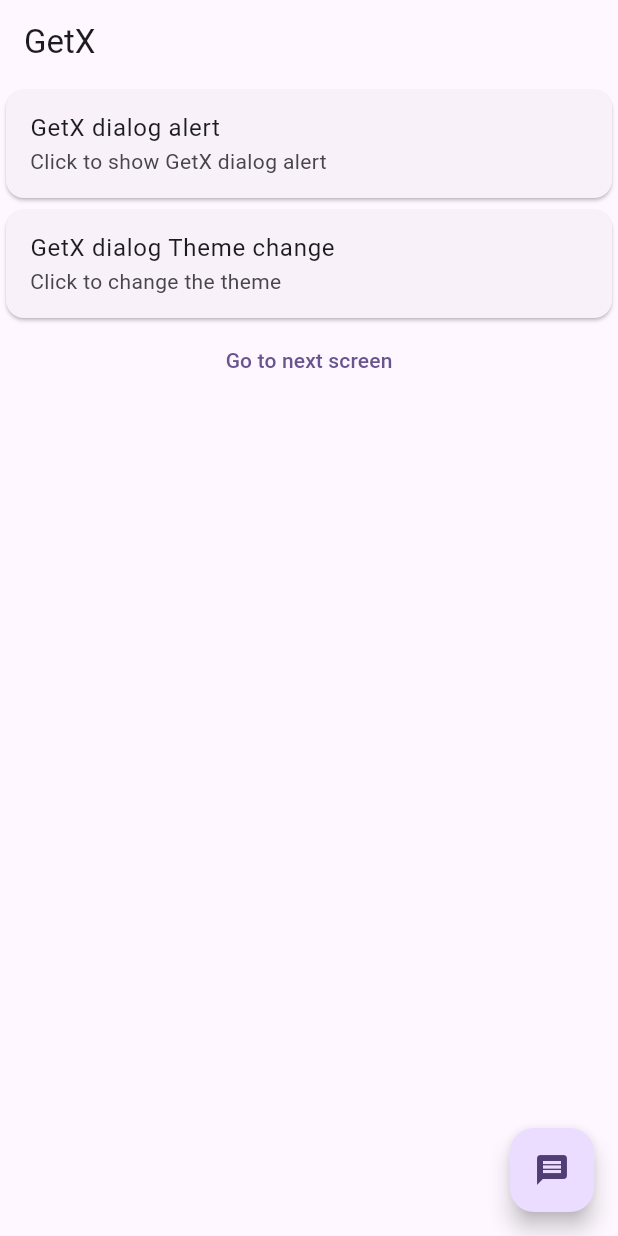
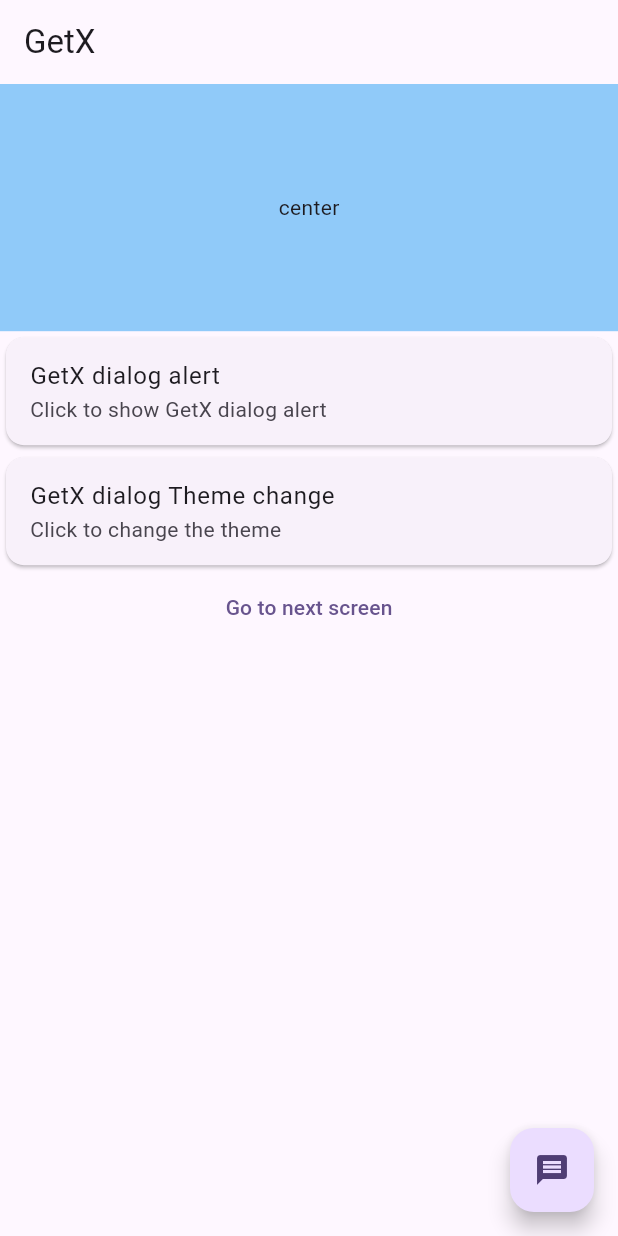
Before and after one commit to iabhinavrajput/flutter-getX, a Flutter app: the screen it shows after launch, on a phone screen of 412 x 824 dp. Run offline on Flutter 3.47's test engine with Material 3 defaults, Android fonts, the phone set to English and light mode, and no system bars; our stand-ins replace get.

Commit message:
feat(home): Get.height and Get.width for responsive

```diff
--- a/lib/home_screen.dart
+++ b/lib/home_screen.dart
@@ -17,6 +17,12 @@ class _HomeScreenState extends State<HomeScreen> {
 
       body: Column(
         children: [
+          Container(
+            color: Colors.blue[200],
+            height: Get.height * .2,
+            child: Center(child: Text('center')),
+          ),
+
           Card(
             child: ListTile(
               title: Text('GetX dialog alert'),
@@ -78,10 +84,7 @@ class _HomeScreenState extends State<HomeScreen> {
             child: TextButton(
               onPressed: () {
                 // Get.to(ScreenOne());
-                Get.toNamed('/screenOne', arguments: [
-                  'Mac M1',
-                  'Mac M2 Pro'
-                ]);
+                Get.toNamed('/screenOne', arguments: ['Mac M1', 'Mac M2 Pro']);
               },
               child: Text('Go to next screen'),
             ),
```
